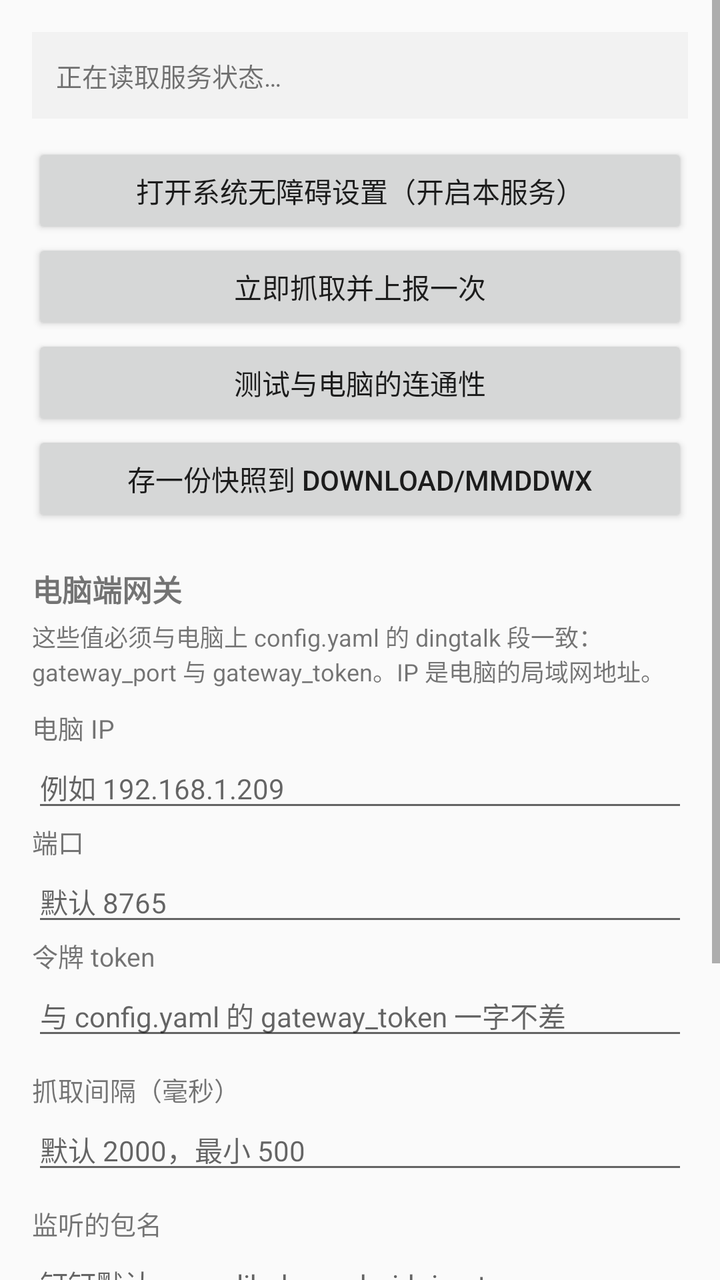
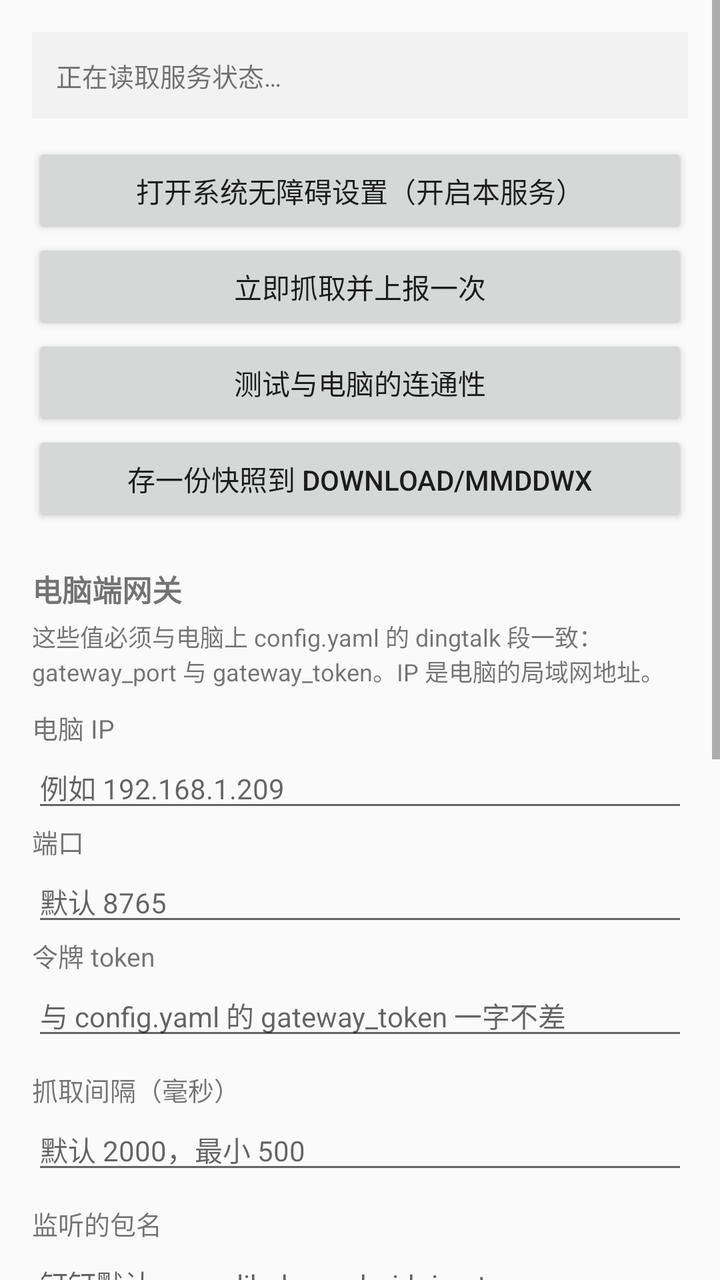

An Android layout rendered at two revisions. The XML below is the earlier revision; the diff shows what the commit changed to produce the second picture.
<!-- AndroidManifest.xml: application theme android:Theme.Material.Light -->
<!-- res/layout/activity_main.xml -->
<?xml version="1.0" encoding="utf-8"?>
<ScrollView xmlns:android="http://schemas.android.com/apk/res/android"
    android:layout_width="match_parent"
    android:layout_height="match_parent"
    android:fillViewport="true">

    <LinearLayout
        android:layout_width="match_parent"
        android:layout_height="wrap_content"
        android:orientation="vertical"
        android:padding="16dp">

        <TextView
            android:id="@+id/status"
            android:layout_width="match_parent"
            android:layout_height="wrap_content"
            android:background="#F2F2F2"
            android:padding="12dp"
            android:textSize="13sp"
            android:text="@string/status_placeholder" />

        <Button
            android:id="@+id/btn_access"
            android:layout_width="match_parent"
            android:layout_height="wrap_content"
            android:layout_marginTop="12dp"
            android:text="@string/btn_access" />

        <Button
            android:id="@+id/btn_capture"
            android:layout_width="match_parent"
            android:layout_height="wrap_content"
            android:text="@string/btn_capture" />

        <Button
            android:id="@+id/btn_ping"
            android:layout_width="match_parent"
            android:layout_height="wrap_content"
            android:text="@string/btn_ping" />

        <Button
            android:id="@+id/btn_snapshot"
            android:layout_width="match_parent"
            android:layout_height="wrap_content"
            android:text="@string/btn_snapshot" />

        <TextView
            android:layout_width="match_parent"
            android:layout_height="wrap_content"
            android:layout_marginTop="20dp"
            android:textSize="15sp"
            android:textStyle="bold"
            android:text="@string/section_server" />

        <TextView
            android:layout_width="match_parent"
            android:layout_height="wrap_content"
            android:layout_marginTop="4dp"
            android:textSize="12sp"
            android:text="@string/hint_server" />

        <TextView
            android:layout_width="match_parent"
            android:layout_height="wrap_content"
            android:layout_marginTop="10dp"
            android:textSize="13sp"
            android:text="@string/label_host" />

        <EditText
            android:id="@+id/et_host"
            android:layout_width="match_parent"
            android:layout_height="wrap_content"
            android:hint="@string/hint_host"
            android:inputType="text"
            android:textSize="14sp" />

        <TextView
            android:layout_width="match_parent"
            android:layout_height="wrap_content"
            android:textSize="13sp"
            android:text="@string/label_port" />

        <EditText
            android:id="@+id/et_port"
            android:layout_width="match_parent"
            android:layout_height="wrap_content"
            android:hint="@string/hint_port"
            android:inputType="number"
            android:textSize="14sp" />

        <TextView
            android:layout_width="match_parent"
            android:layout_height="wrap_content"
            android:textSize="13sp"
            android:text="@string/label_token" />

        <EditText
            android:id="@+id/et_token"
            android:layout_width="match_parent"
            android:layout_height="wrap_content"
            android:hint="@string/hint_token"
            android:inputType="text"
            android:textSize="14sp" />

        <TextView
            android:layout_width="match_parent"
            android:layout_height="wrap_content"
            android:layout_marginTop="10dp"
            android:textSize="13sp"
            android:text="@string/label_interval" />

        <EditText
            android:id="@+id/et_interval"
            android:layout_width="match_parent"
            android:layout_height="wrap_content"
            android:hint="@string/hint_interval"
            android:inputType="number"
            android:textSize="14sp" />

        <TextView
            android:layout_width="match_parent"
            android:layout_height="wrap_content"
            android:layout_marginTop="10dp"
            android:textSize="13sp"
            android:text="@string/label_target" />

        <EditText
            android:id="@+id/et_target"
            android:layout_width="match_parent"
            android:layout_height="wrap_content"
            android:hint="@string/hint_target"
            android:inputType="text"
            android:textSize="14sp" />

        <CheckBox
            android:id="@+id/cb_snapshot"
            android:layout_width="match_parent"
            android:layout_height="wrap_content"
            android:layout_marginTop="10dp"
            android:textSize="13sp"
            android:text="@string/label_snapshot" />

        <Button
            android:id="@+id/btn_save"
            android:layout_width="match_parent"
            android:layout_height="wrap_content"
            android:layout_marginTop="12dp"
            android:text="@string/btn_save" />

        <TextView
            android:layout_width="match_parent"
            android:layout_height="wrap_content"
            android:layout_marginTop="16dp"
            android:textSize="12sp"
            android:text="@string/footer_tips" />
    </LinearLayout>
</ScrollView>
<!-- resources referenced by this layout -->
<resources>
  <string name="btn_access">打开系统无障碍设置（开启本服务）</string>
  <string name="btn_capture">立即抓取并上报一次</string>
  <string name="btn_ping">测试与电脑的连通性</string>
  <string name="btn_save">保存设置</string>
  <string name="btn_snapshot">存一份快照到 Download/mmddwx</string>
  <string name="footer_tips">使用前提：钉钉停在目标群聊页并保持亮屏。本服务只读节点树，不点击、不输入、不改动钉钉里的任何内容。建议同时在系统「电池」里把本应用设为「不允许后台省电」。</string>
  <string name="hint_host">例如 192.168.1.209</string>
  <string name="hint_interval">默认 2000，最小 500</string>
  <string name="hint_port">默认 8765</string>
  <string name="hint_server">这些值必须与电脑上 config.yaml 的 dingtalk 段一致：gateway_port 与 gateway_token。IP 是电脑的局域网地址。</string>
  <string name="hint_target">钉钉默认 com.alibaba.android.rimet</string>
  <string name="hint_token">与 config.yaml 的 gateway_token 一字不差</string>
  <string name="label_host">电脑 IP</string>
  <string name="label_interval">抓取间隔（毫秒）</string>
  <string name="label_port">端口</string>
  <string name="label_snapshot">画面变化时同时存一份快照到 Download/mmddwx（网络不通时的兜底取证）</string>
  <string name="label_target">监听的包名</string>
  <string name="label_token">令牌 token</string>
  <string name="section_server">电脑端网关</string>
  <string name="status_placeholder">正在读取服务状态…</string>
</resources>

<!-- the commit's change to res/layout/activity_main.xml (unified diff, before → after) -->
@@ -140,6 +140,33 @@
             android:textSize="13sp"
             android:text="@string/label_snapshot" />
 
+        <TextView
+            android:layout_width="match_parent"
+            android:layout_height="wrap_content"
+            android:layout_marginTop="20dp"
+            android:textSize="15sp"
+            android:textStyle="bold"
+            android:text="@string/section_keepalive" />
+
+        <TextView
+            android:layout_width="match_parent"
+            android:layout_height="wrap_content"
+            android:layout_marginTop="4dp"
+            android:textSize="12sp"
+            android:text="@string/hint_keepalive" />
+
+        <Button
+            android:id="@+id/btn_battery"
+            android:layout_width="match_parent"
+            android:layout_height="wrap_content"
+            android:text="@string/btn_battery" />
+
+        <Button
+            android:id="@+id/btn_startup"
+            android:layout_width="match_parent"
+            android:layout_height="wrap_content"
+            android:text="@string/btn_startup" />
+
         <Button
             android:id="@+id/btn_save"
             android:layout_width="match_parent"
<!-- resource entries referenced after the edit -->
@@ -1,13 +1,16 @@
 <!-- resources referenced by this layout -->
 <resources>
   <string name="btn_access">打开系统无障碍设置（开启本服务）</string>
+  <string name="btn_battery">① 允许后台常驻（忽略电池优化）</string>
   <string name="btn_capture">立即抓取并上报一次</string>
   <string name="btn_ping">测试与电脑的连通性</string>
   <string name="btn_save">保存设置</string>
   <string name="btn_snapshot">存一份快照到 Download/mmddwx</string>
+  <string name="btn_startup">② 应用启动管理里设为「手动管理」</string>
   <string name="footer_tips">使用前提：钉钉停在目标群聊页并保持亮屏。本服务只读节点树，不点击、不输入、不改动钉钉里的任何内容。建议同时在系统「电池」里把本应用设为「不允许后台省电」。</string>
   <string name="hint_host">例如 192.168.1.209</string>
   <string name="hint_interval">默认 2000，最小 500</string>
+  <string name="hint_keepalive">华为/小米这类系统在内存紧张时会连同无障碍服务一起回收，被回收后它不会自己回来 —— 表现就是「群里再没有新消息」，而这往往很久之后才被发现。下面两项做完能显著降低被清理的概率，但无法保证 100%（系统级清理是厂商策略，应用没有权限强行恢复）。</string>
   <string name="hint_port">默认 8765</string>
   <string name="hint_server">这些值必须与电脑上 config.yaml 的 dingtalk 段一致：gateway_port 与 gateway_token。IP 是电脑的局域网地址。</string>
   <string name="hint_target">钉钉默认 com.alibaba.android.rimet</string>
@@ -18,6 +21,7 @@
   <string name="label_snapshot">画面变化时同时存一份快照到 Download/mmddwx（网络不通时的兜底取证）</string>
   <string name="label_target">监听的包名</string>
   <string name="label_token">令牌 token</string>
+  <string name="section_keepalive">保活（别让系统把采集掐掉）</string>
   <string name="section_server">电脑端网关</string>
   <string name="status_placeholder">正在读取服务状态…</string>
 </resources>
